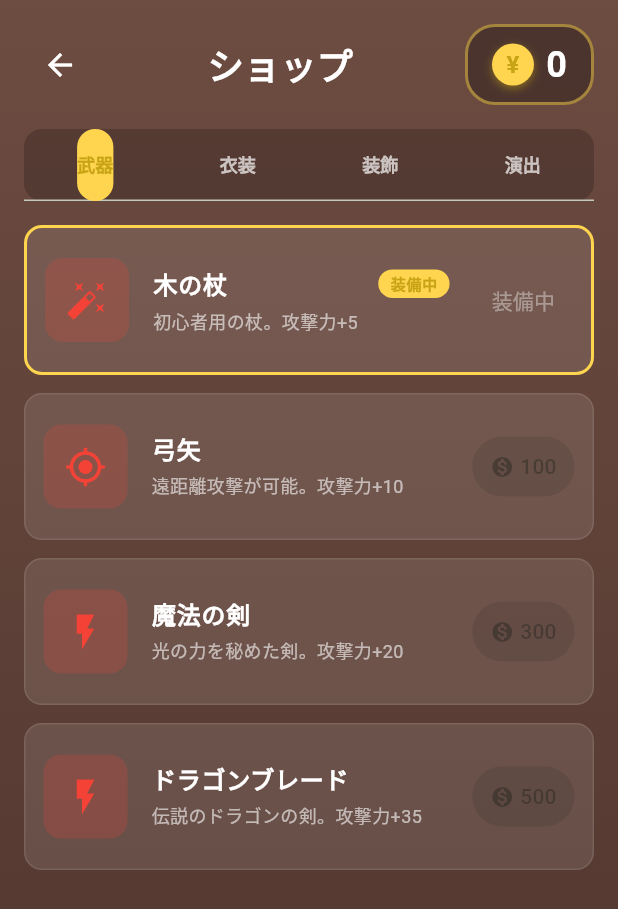
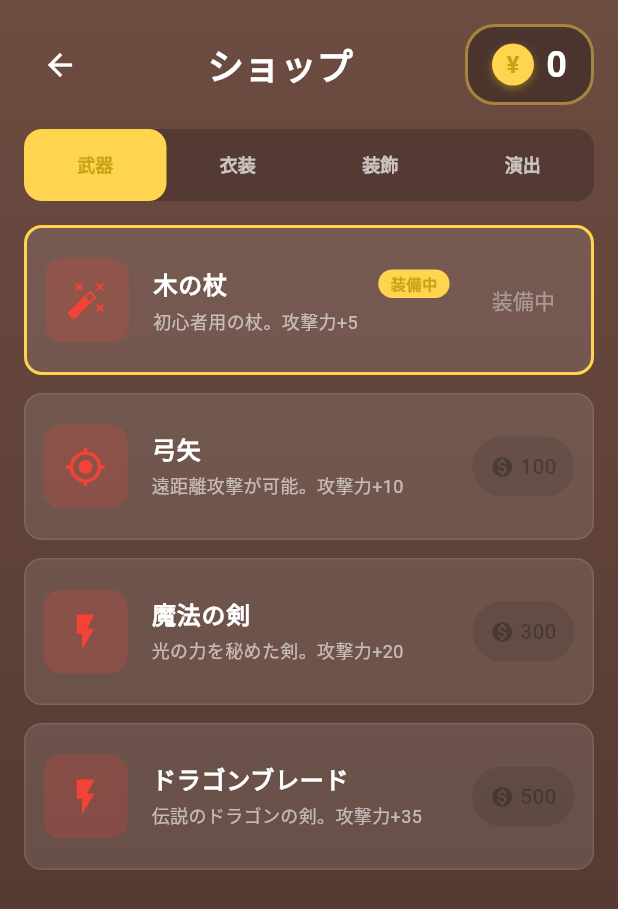
Before and after one commit to leohoo/kanjinomori, a Flutter app: the ShopScreen screen opened directly, on a phone screen of 412 x 824 dp. Shown: the top 909 px of the screen. Run offline on Flutter 3.47's test engine with Material 3 defaults, Android fonts, the phone set to English and light mode, and no system bars; our stand-ins replace flutter_riverpod, hive, hive_flutter; missing offline and left inert: flame; accounts and stored records are empty.

Commit message:
fix: Widen shop tab indicator background
Add proper padding and sizing to TabBar for a more visually balanced appearance.

🤖 Generated with [Claude Code](https://claude.com/claude-code)

Co-Authored-By: Claude Opus 4.5 <noreply@anthropic.com>

```diff
--- a/lib/screens/shop_screen.dart
+++ b/lib/screens/shop_screen.dart
@@ -87,6 +87,9 @@ class _ShopScreenState extends ConsumerState<ShopScreen>
                     color: AppColors.accent,
                     borderRadius: BorderRadius.circular(AppSizes.borderRadius),
                   ),
+                  indicatorSize: TabBarIndicatorSize.tab,
+                  labelPadding: const EdgeInsets.symmetric(horizontal: 24),
+                  dividerHeight: 0,
                   labelColor: AppColors.accentDark,
                   unselectedLabelColor: Colors.white70,
                   labelStyle: const TextStyle(
```
